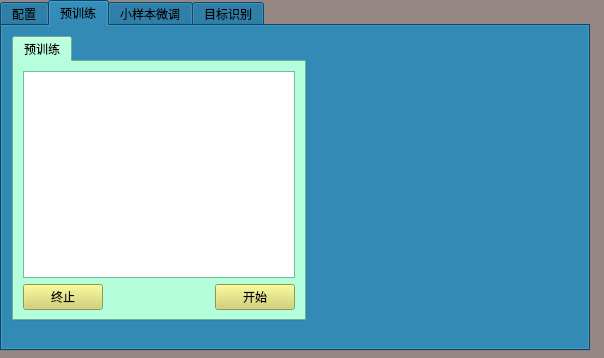
First picture: the form in develop.ui, repository cgsdfc/object-detection-ui, before the edit.
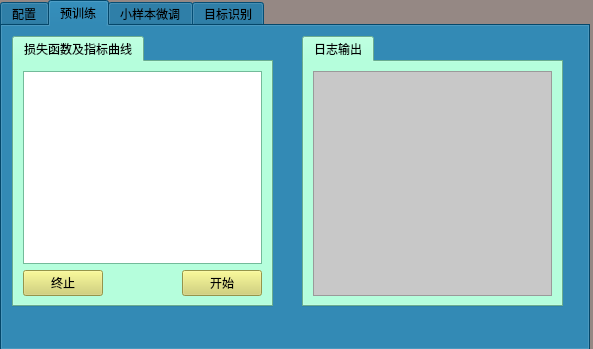
Second picture: the form after the edit. The open tabs and pages were chosen to show the change. Icons and pictures are not drawn.

Commit message: UI 界面 V1

Patch:
```diff
--- a/develop.ui
+++ b/develop.ui
@@ -6,8 +6,8 @@
    <rect>
     <x>0</x>
     <y>0</y>
-    <width>604</width>
-    <height>358</height>
+    <width>593</width>
+    <height>349</height>
    </rect>
   </property>
   <property name="palette">
@@ -3221,8 +3221,8 @@
        <rect>
         <x>10</x>
         <y>10</y>
-        <width>294</width>
-        <height>285</height>
+        <width>261</width>
+        <height>271</height>
        </rect>
       </property>
       <property name="palette">
@@ -3645,7 +3645,7 @@
       </property>
       <widget class="QWidget" name="tab_10">
        <attribute name="title">
-        <string>预训练</string>
+        <string>损失函数及指标曲线</string>
        </attribute>
        <layout class="QGridLayout" name="gridLayout_9">
         <item row="1" column="0">
@@ -3782,6 +3782,448 @@
        </layout>
       </widget>
      </widget>
+     <widget class="QTabWidget" name="tabWidget_3">
+      <property name="geometry">
+       <rect>
+        <x>300</x>
+        <y>10</y>
+        <width>261</width>
+        <height>271</height>
+       </rect>
+      </property>
+      <property name="palette">
+       <palette>
+        <active>
+         <colorrole role="WindowText">
+          <brush brushstyle="SolidPattern">
+           <color alpha="255">
+            <red>0</red>
+            <green>0</green>
+            <blue>0</blue>
+           </color>
+          </brush>
+         </colorrole>
+         <colorrole role="Button">
+          <brush brushstyle="SolidPattern">
+           <color alpha="255">
+            <red>149</red>
+            <green>242</green>
+            <blue>200</blue>
+           </color>
+          </brush>
+         </colorrole>
+         <colorrole role="Light">
+          <brush brushstyle="SolidPattern">
+           <color alpha="255">
+            <red>255</red>
+            <green>255</green>
+            <blue>255</blue>
+           </color>
+          </brush>
+         </colorrole>
+         <colorrole role="Midlight">
+          <brush brushstyle="SolidPattern">
+           <color alpha="255">
+            <red>202</red>
+            <green>248</green>
+            <blue>227</blue>
+           </color>
+          </brush>
+         </colorrole>
+         <colorrole role="Dark">
+          <brush brushstyle="SolidPattern">
+           <color alpha="255">
+            <red>74</red>
+            <green>121</green>
+            <blue>100</blue>
+           </color>
+          </brush>
+         </colorrole>
+         <colorrole role="Mid">
+          <brush brushstyle="SolidPattern">
+           <color alpha="255">
+            <red>99</red>
+            <green>161</green>
+            <blue>133</blue>
+           </color>
+          </brush>
+         </colorrole>
+         <colorrole role="Text">
+          <brush brushstyle="SolidPattern">
+           <color alpha="255">
+            <red>0</red>
+            <green>0</green>
+            <blue>0</blue>
+           </color>
+          </brush>
+         </colorrole>
+         <colorrole role="BrightText">
+          <brush brushstyle="SolidPattern">
+           <color alpha="255">
+            <red>255</red>
+            <green>255</green>
+            <blue>255</blue>
+           </color>
+          </brush>
+         </colorrole>
+         <colorrole role="ButtonText">
+          <brush brushstyle="SolidPattern">
+           <color alpha="255">
+            <red>0</red>
+            <green>0</green>
+            <blue>0</blue>
+           </color>
+          </brush>
+         </colorrole>
+         <colorrole role="Base">
+          <brush brushstyle="SolidPattern">
+           <color alpha="255">
+            <red>255</red>
+            <green>255</green>
+            <blue>255</blue>
+           </color>
+          </brush>
+         </colorrole>
+         <colorrole role="Window">
+          <brush brushstyle="SolidPattern">
+           <color alpha="255">
+            <red>149</red>
+            <green>242</green>
+            <blue>200</blue>
+           </color>
+          </brush>
+         </colorrole>
+         <colorrole role="Shadow">
+          <brush brushstyle="SolidPattern">
+           <color alpha="255">
+            <red>0</red>
+            <green>0</green>
+            <blue>0</blue>
+           </color>
+          </brush>
+         </colorrole>
+         <colorrole role="AlternateBase">
+          <brush brushstyle="SolidPattern">
+           <color alpha="255">
+            <red>202</red>
+            <green>248</green>
+            <blue>227</blue>
+           </color>
+          </brush>
+         </colorrole>
+         <colorrole role="ToolTipBase">
+          <brush brushstyle="SolidPattern">
+           <color alpha="255">
+            <red>255</red>
+            <green>255</green>
+            <blue>220</blue>
+           </color>
+          </brush>
+         </colorrole>
+         <colorrole role="ToolTipText">
+          <brush brushstyle="SolidPattern">
+           <color alpha="255">
+            <red>0</red>
+            <green>0</green>
+            <blue>0</blue>
+           </color>
+          </brush>
+         </colorrole>
+        </active>
+        <inactive>
+         <colorrole role="WindowText">
+          <brush brushstyle="SolidPattern">
+           <color alpha="255">
+            <red>0</red>
+            <green>0</green>
+            <blue>0</blue>
+           </color>
+          </brush>
+         </colorrole>
+         <colorrole role="Button">
+          <brush brushstyle="SolidPattern">
+           <color alpha="255">
+            <red>149</red>
+            <green>242</green>
+            <blue>200</blue>
+           </color>
+          </brush>
+         </colorrole>
+         <colorrole role="Light">
+          <brush brushstyle="SolidPattern">
+           <color alpha="255">
+            <red>255</red>
+            <green>255</green>
+            <blue>255</blue>
+           </color>
+          </brush>
+         </colorrole>
+         <colorrole role="Midlight">
+          <brush brushstyle="SolidPattern">
+           <color alpha="255">
+            <red>202</red>
+            <green>248</green>
+            <blue>227</blue>
+           </color>
+          </brush>
+         </colorrole>
+         <colorrole role="Dark">
+          <brush brushstyle="SolidPattern">
+           <color alpha="255">
+            <red>74</red>
+            <green>121</green>
+            <blue>100</blue>
+           </color>
+          </brush>
+         </colorrole>
+         <colorrole role="Mid">
+          <brush brushstyle="SolidPattern">
+           <color alpha="255">
+            <red>99</red>
+            <green>161</green>
+            <blue>133</blue>
+           </color>
+          </brush>
+         </colorrole>
+         <colorrole role="Text">
+          <brush brushstyle="SolidPattern">
+           <color alpha="255">
+            <red>0</red>
+            <green>0</green>
+            <blue>0</blue>
+           </color>
+          </brush>
+         </colorrole>
+         <colorrole role="BrightText">
+          <brush brushstyle="SolidPattern">
+           <color alpha="255">
+            <red>255</red>
+            <green>255</green>
+            <blue>255</blue>
+           </color>
+          </brush>
+         </colorrole>
+         <colorrole role="ButtonText">
+          <brush brushstyle="SolidPattern">
+           <color alpha="255">
+            <red>0</red>
+            <green>0</green>
+            <blue>0</blue>
+           </color>
+          </brush>
+         </colorrole>
+         <colorrole role="Base">
+          <brush brushstyle="SolidPattern">
+           <color alpha="255">
+            <red>255</red>
+            <green>255</green>
+            <blue>255</blue>
+           </color>
+          </brush>
+         </colorrole>
+         <colorrole role="Window">
+          <brush brushstyle="SolidPattern">
+           <color alpha="255">
+            <red>149</red>
+            <green>242</green>
+            <blue>200</blue>
+           </color>
+          </brush>
+         </colorrole>
+         <colorrole role="Shadow">
+          <brush brushstyle="SolidPattern">
+           <color alpha="255">
+            <red>0</red>
+            <green>0</green>
+            <blue>0</blue>
+           </color>
+          </brush>
+         </colorrole>
+         <colorrole role="AlternateBase">
+          <brush brushstyle="SolidPattern">
+           <color alpha="255">
+            <red>202</red>
+            <green>248</green>
+            <blue>227</blue>
+           </color>
+          </brush>
+         </colorrole>
+         <colorrole role="ToolTipBase">
+          <brush brushstyle="SolidPattern">
+           <color alpha="255">
+            <red>255</red>
+            <green>255</green>
+            <blue>220</blue>
+           </color>
+          </brush>
+         </colorrole>
+         <colorrole role="ToolTipText">
+          <brush brushstyle="SolidPattern">
+           <color alpha="255">
+            <red>0</red>
+            <green>0</green>
+            <blue>0</blue>
+           </color>
+          </brush>
+         </colorrole>
+        </inactive>
+        <disabled>
+         <colorrole role="WindowText">
+          <brush brushstyle="SolidPattern">
+           <color alpha="255">
+            <red>74</red>
+            <green>121</green>
+            <blue>100</blue>
+           </color>
+          </brush>
+         </colorrole>
+         <colorrole role="Button">
+          <brush brushstyle="SolidPattern">
+           <color alpha="255">
+            <red>149</red>
+            <green>242</green>
+            <blue>200</blue>
+           </color>
+          </brush>
+         </colorrole>
+         <colorrole role="Light">
+          <brush brushstyle="SolidPattern">
+           <color alpha="255">
+            <red>255</red>
+            <green>255</green>
+            <blue>255</blue>
+           </color>
+          </brush>
+         </colorrole>
+         <colorrole role="Midlight">
+          <brush brushstyle="SolidPattern">
+           <color alpha="255">
+            <red>202</red>
+            <green>248</green>
+            <blue>227</blue>
+           </color>
+          </brush>
+         </colorrole>
+         <colorrole role="Dark">
+          <brush brushstyle="SolidPattern">
+           <color alpha="255">
+            <red>74</red>
+            <green>121</green>
+            <blue>100</blue>
+           </color>
+          </brush>
+         </colorrole>
+         <colorrole role="Mid">
+          <brush brushstyle="SolidPattern">
+           <color alpha="255">
+            <red>99</red>
+            <green>161</green>
+            <blue>133</blue>
+           </color>
+          </brush>
+         </colorrole>
+         <colorrole role="Text">
+          <brush brushstyle="SolidPattern">
+           <color alpha="255">
+            <red>74</red>
+            <green>121</green>
+            <blue>100</blue>
+           </color>
+          </brush>
+         </colorrole>
+         <colorrole role="BrightText">
+          <brush brushstyle="SolidPattern">
+           <color alpha="255">
+            <red>255</red>
+            <green>255</green>
+            <blue>255</blue>
+           </color>
+          </brush>
+         </colorrole>
+         <colorrole role="ButtonText">
+          <brush brushstyle="SolidPattern">
+           <color alpha="255">
+            <red>74</red>
+            <green>121</green>
+            <blue>100</blue>
+           </color>
+          </brush>
+         </colorrole>
+         <colorrole role="Base">
+          <brush brushstyle="SolidPattern">
+           <color alpha="255">
+            <red>149</red>
+            <green>242</green>
+            <blue>200</blue>
+           </color>
+          </brush>
+         </colorrole>
+         <colorrole role="Window">
+          <brush brushstyle="SolidPattern">
+           <color alpha="255">
+            <red>149</red>
+            <green>242</green>
+            <blue>200</blue>
+           </color>
+          </brush>
+         </colorrole>
+         <colorrole role="Shadow">
+          <brush brushstyle="SolidPattern">
+           <color alpha="255">
+            <red>0</red>
+            <green>0</green>
+            <blue>0</blue>
+           </color>
+          </brush>
+         </colorrole>
+         <colorrole role="AlternateBase">
+          <brush brushstyle="SolidPattern">
+           <color alpha="255">
+            <red>149</red>
+            <green>242</green>
+            <blue>200</blue>
+           </color>
+          </brush>
+         </colorrole>
+         <colorrole role="ToolTipBase">
+          <brush brushstyle="SolidPattern">
+           <color alpha="255">
+            <red>255</red>
+            <green>255</green>
+            <blue>220</blue>
+           </color>
+          </brush>
+         </colorrole>
+         <colorrole role="ToolTipText">
+          <brush brushstyle="SolidPattern">
+           <color alpha="255">
+            <red>0</red>
+            <green>0</green>
+            <blue>0</blue>
+           </color>
+          </brush>
+         </colorrole>
+        </disabled>
+       </palette>
+      </property>
+      <property name="currentIndex">
+       <number>0</number>
+      </property>
+      <widget class="QWidget" name="tab_14">
+       <attribute name="title">
+        <string>日志输出</string>
+       </attribute>
+       <layout class="QGridLayout" name="gridLayout_13">
+        <item row="0" column="0">
+         <widget class="QTextEdit" name="te_screen_display">
+          <property name="styleSheet">
+           <string notr="true">background-color: rgb(200, 200, 200);</string>
+          </property>
+         </widget>
+        </item>
+       </layout>
+      </widget>
+     </widget>
     </widget>
     <widget class="QWidget" name="tab_7">
      <attribute name="title">
```
Left out of the diff: 452 changed lines with no effect on the pictures. The commit also changes 1 other file.
